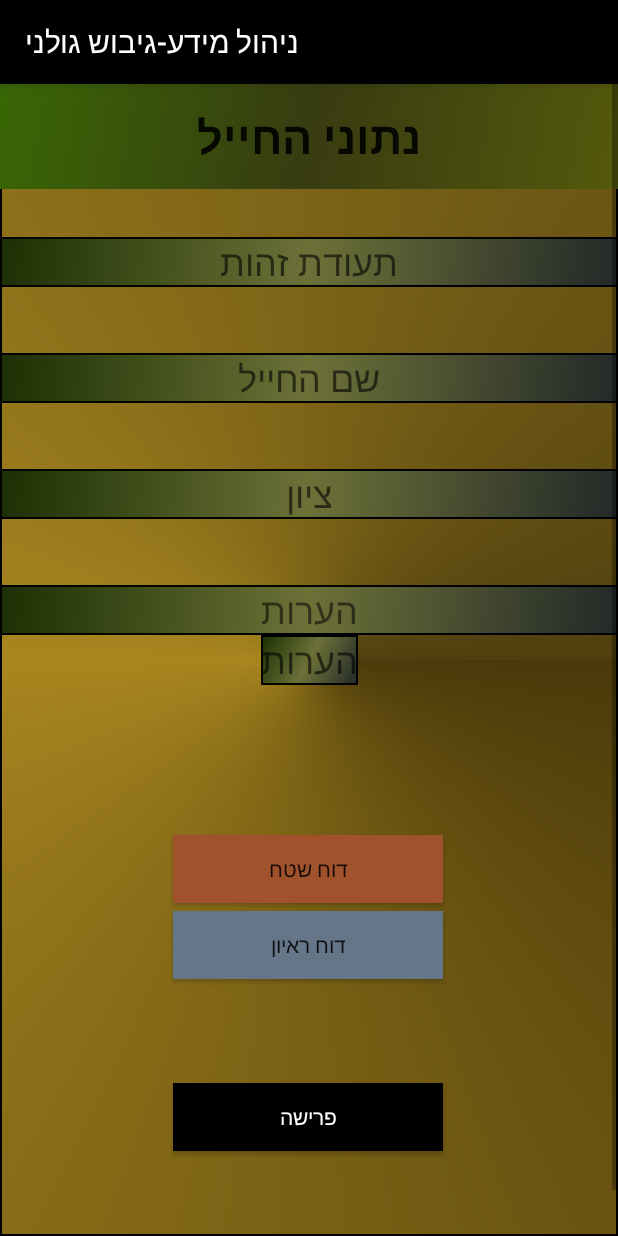
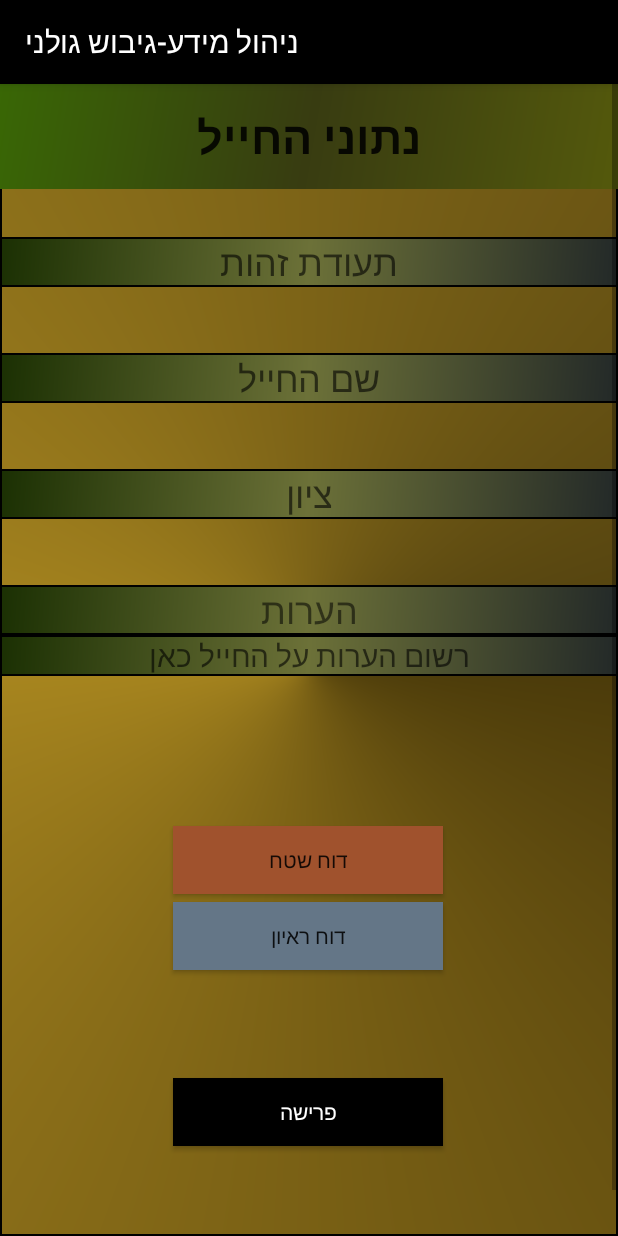
Before and after one commit to shilogav/GolaniFirebase, an Android app: the fragment SoldierDetailsFragment placed in its activity, on a phone screen of 412 x 824 dp. Run offline under Robolectric (Android 15) with nearby library versions, the phone set to English and light mode, and no system bars; our stand-ins replace Firebase (no records; nobody signed in at launch, a user with empty details on screens opened directly), data binding; libraries missing offline, so code that uses them is left out: org.apache.poi; 10 statements that could not run were skipped.

Commit message:
comment for Soldier

```diff
--- a/app/src/main/java/com/shilo/golanimanage/mainactivity/data/Repository.java
+++ b/app/src/main/java/com/shilo/golanimanage/mainactivity/data/Repository.java
@@ -103,4 +103,8 @@ public class Repository {
             }
         }).start();
     }
+
+    public MutableLiveData<String> getComment(Soldier soldier) {
+        return dataSource.getComment(soldier);
+    }
 }
--- a/app/src/main/java/com/shilo/golanimanage/mainactivity/fragments/SoldierDetailsFragment.java
+++ b/app/src/main/java/com/shilo/golanimanage/mainactivity/fragments/SoldierDetailsFragment.java
@@ -1,5 +1,6 @@
 package com.shilo.golanimanage.mainactivity.fragments;
 
+import android.content.Context;
 import android.os.Bundle;
 
 import androidx.annotation.Nullable;
@@ -8,19 +9,25 @@ import androidx.fragment.app.DialogFragment;
 import androidx.fragment.app.Fragment;
 import androidx.fragment.app.FragmentManager;
 import androidx.fragment.app.FragmentTransaction;
+import androidx.lifecycle.MutableLiveData;
+import androidx.lifecycle.Observer;
 import androidx.lifecycle.ViewModelProvider;
 
+import android.text.Editable;
+import android.text.TextWatcher;
 import android.util.Log;
 import android.view.KeyEvent;
 import android.view.LayoutInflater;
 import android.view.View;
 import android.view.ViewGroup;
+import android.view.inputmethod.InputMethodManager;
 import android.widget.Toast;
 
 import com.shilo.golanimanage.R;
 import com.shilo.golanimanage.databinding.FragmentSoldierDetailsBinding;
 import com.shilo.golanimanage.mainactivity.dialog.RetirementDialog;
 import com.shilo.golanimanage.mainactivity.model.Soldier;
+import com.shilo.golanimanage.mainactivity.viewmodel.SoldierListViewModel;
 
 /**
  * A simple {@link Fragment} subclass.
@@ -29,12 +36,15 @@ import com.shilo.golanimanage.mainactivity.model.Soldier;
  */
 public class SoldierDetailsFragment extends Fragment implements RetirementDialog.DialogListener {
 
+    private Fragment fragment = this;
     private SoldierListViewModel viewModel;//also using SoldierListViewModel
     private FragmentSoldierDetailsBinding binding;
     public static final String PLAIN = "plain";
     public static final String INTERVIEW = "interview";
     public static final String REPORT_TYPE = "reportType";
+
     private Soldier soldier;
+    private String tempString;
 
     // TODO: Rename parameter arguments, choose names that match
     // the fragment initialization parameters, e.g. ARG_ITEM_NUMBER
@@ -47,7 +57,10 @@ public class SoldierDetailsFragment extends Fragment implements RetirementDialog
 
     public SoldierDetailsFragment() {
         // Required empty public constructor
+
     }
+
+
 
     /**
      * Use this factory method to create a new instance of
@@ -89,6 +102,34 @@ public class SoldierDetailsFragment extends Fragment implements RetirementDialog
         soldier =(Soldier) getArguments().getSerializable("soldier");
         //update the data binder for soldiers details
         binding.setSoldier(soldier);
+
+        viewModel.getComment(soldier).observe(getViewLifecycleOwner(), new Observer<String>() {
+            @Override
+            public void onChanged(String comment) {
+                // (comment == null) {
+                //    return;
+                //}
+
+            }
+        });
+
+        binding.commentContent.addTextChangedListener(new TextWatcher() {
+            @Override
+            public void beforeTextChanged(CharSequence s, int start, int count, int after) {
+            }
+
+            @Override
+            public void onTextChanged(CharSequence s, int start, int before, int count) {
+            }
+
+            @Override
+            public void afterTextChanged(Editable s) {
+                binding.saveFabComments.show();
+                //soldier.setComment(s.toString());
+            }
+        });
+
+        manageFab();
 
         ///////////////////////////
         //click listeners
@@ -136,7 +177,6 @@ public class SoldierDetailsFragment extends Fragment implements RetirementDialog
         return view;
     }
 
-    Fragment fragment = this;
     private void manageBackKey(View view) {
         //view.setFocusableInTouchMode(true);
         //view.requestFocus();
@@ -194,4 +234,18 @@ public class SoldierDetailsFragment extends Fragment implements RetirementDialog
         dialog.dismiss();
         getParentFragmentManager().popBackStack();
     }
+
+    private void manageFab() {
+
+        binding.saveFabComments.setOnClickListener(new View.OnClickListener() {
+            @Override
+            public void onClick(View v) {
+                InputMethodManager inputManager = (InputMethodManager) getContext().getSystemService(Context.INPUT_METHOD_SERVICE);
+                inputManager.hideSoftInputFromWindow(fragment.getView().getWindowToken(), InputMethodManager.HIDE_NOT_ALWAYS);
+                SoldierListViewModel.getCommentLiveData().setValue(soldier.getComment());
+                viewModel.getComment(soldier);
+                Log.i("SoldierDetailsFragment","Fab click listener -> addTextChangedListener executed");
+            }
+        });
+    }
 }
--- a/app/src/main/java/com/shilo/golanimanage/mainactivity/fragments/SoldierListFragment.java
+++ b/app/src/main/java/com/shilo/golanimanage/mainactivity/fragments/SoldierListFragment.java
@@ -17,9 +17,6 @@ import android.os.Looper;
 import android.util.Log;
 import android.view.KeyEvent;
 import android.view.LayoutInflater;
-import android.view.Menu;
-import android.view.MenuInflater;
-import android.view.MenuItem;
 import android.view.View;
 import android.view.ViewGroup;
 import android.widget.Toast;
@@ -27,9 +24,9 @@ import com.shilo.golanimanage.R;
 import com.shilo.golanimanage.Utility;
 import com.shilo.golanimanage.databinding.FragmentSoldierListBinding;
 import com.shilo.golanimanage.login.LoginActivity;
-import com.shilo.golanimanage.mainactivity.MainActivityV3;
 import com.shilo.golanimanage.mainactivity.adapters.RecyclerAdapter;
 import com.shilo.golanimanage.mainactivity.model.Soldier;
+import com.shilo.golanimanage.mainactivity.viewmodel.SoldierListViewModel;
 import com.shilo.golanimanage.model.LoggedInUser;
 import java.io.Serializable;
 import java.util.List;
--- a/app/src/main/java/com/shilo/golanimanage/mainactivity/model/Soldier.java
+++ b/app/src/main/java/com/shilo/golanimanage/mainactivity/model/Soldier.java
@@ -1,11 +1,15 @@
 package com.shilo.golanimanage.mainactivity.model;
+
+import com.shilo.golanimanage.BR;
 
 import java.io.Serializable;
 import java.util.ArrayList;
 
 import androidx.annotation.Nullable;
+import androidx.databinding.BaseObservable;
+import androidx.databinding.Bindable;
 
-public class Soldier implements Serializable {
+public class Soldier extends BaseObservable implements Serializable  {
     private String id;
     private String name;
     private long rate;//summery rate
@@ -62,12 +66,14 @@ public class Soldier implements Serializable {
         this.rate = rate;
     }
 
+    @Bindable
     public String getComment() {
         return comment;
     }
 
     public void setComment(String comment) {
         this.comment = comment;
+        notifyPropertyChanged(BR.comment);
     }
 
     @Override
--- a/app/src/main/java/com/shilo/golanimanage/mainactivity/fragments/ReportViewModel.java
+++ b/app/src/main/java/com/shilo/golanimanage/mainactivity/viewmodel/ReportViewModel.java
@@ -1,4 +1,4 @@
-package com.shilo.golanimanage.mainactivity.fragments;
+package com.shilo.golanimanage.mainactivity.viewmodel;
 
 import android.util.Log;
 
@@ -12,11 +12,9 @@ import androidx.lifecycle.ViewModel;
 public class ReportViewModel extends ViewModel {
     Repository repository;
     Soldier soldier;
-    private MutableLiveData<Report> reportMutableLiveData;
 
     public ReportViewModel() {
         this.repository = Repository.getInstance();
-
     }
 
     public void setSoldier(Soldier soldier) {
--- a/app/src/main/java/com/shilo/golanimanage/mainactivity/fragments/SoldierListViewModel.java
+++ b/app/src/main/java/com/shilo/golanimanage/mainactivity/viewmodel/SoldierListViewModel.java
@@ -1,4 +1,4 @@
-package com.shilo.golanimanage.mainactivity.fragments;
+package com.shilo.golanimanage.mainactivity.viewmodel;
 
 import android.app.Activity;
 import android.content.res.AssetManager;
@@ -23,7 +23,9 @@ import java.util.ArrayList;
 import java.util.Iterator;
 import java.util.List;
 
+import androidx.lifecycle.LiveData;
 import androidx.lifecycle.MutableLiveData;
+import androidx.lifecycle.Transformations;
 import androidx.lifecycle.ViewModel;
 
 /**
@@ -32,10 +34,20 @@ import androidx.lifecycle.ViewModel;
 public class SoldierListViewModel extends ViewModel {
     private Repository repository;
     private Activity activity;
+    private static MutableLiveData<String> commentLiveData;
+    //public final LiveData<String> transformationComment = Transformations.map(commentLiveData, (re))
 
     public SoldierListViewModel() {
         this.repository = Repository.getInstance();
+        commentLiveData = getCommentLiveData();
         //toCloud();
+    }
+
+    public static MutableLiveData<String> getCommentLiveData() {
+        if (commentLiveData == null) {
+            commentLiveData = new MutableLiveData<>();
+        }
+        return commentLiveData;
     }
 
     public void setActivity(Activity activity) {
@@ -127,4 +139,8 @@ public class SoldierListViewModel extends ViewModel {
     public void deleteSoldier(Soldier soldier, String reason) {
         repository.deleteSoldier(soldier,reason);
     }
+
+    public MutableLiveData<String> getComment(Soldier soldier) {
+        return repository.getComment(soldier);
+    }
 }
--- a/app/src/main/res/layout/fragment_soldier_details.xml
+++ b/app/src/main/res/layout/fragment_soldier_details.xml
@@ -9,6 +9,22 @@
             type="com.shilo.golanimanage.mainactivity.model.Soldier" />
         <import type="android.R.string" />
     </data>
+
+    <FrameLayout
+        android:layout_width="match_parent"
+        android:layout_height="match_parent"
+        android:background="@android:color/transparent"
+        >
+
+        <com.google.android.material.floatingactionbutton.FloatingActionButton
+            android:id="@+id/saveFabComments"
+            android:layout_width="wrap_content"
+            android:layout_height="wrap_content"
+            android:layout_gravity="bottom|end"
+            android:layout_margin="@dimen/fab_margin"
+            android:visibility="invisible"
+            android:src="@android:drawable/ic_menu_save" />
+
 
         <ScrollView
 
@@ -25,11 +41,15 @@
                 android:layout_height="wrap_content"
                 android:stretchColumns="1">
 
+
+
+
                 <androidx.constraintlayout.widget.ConstraintLayout
                     android:layout_width="match_parent"
                     android:layout_height="800dp"
                     android:id="@+id/contentFragmentDetails"
                     android:layout_gravity="">
+
 
                     <TextView
                         android:id="@+id/textView2"
@@ -93,12 +113,11 @@
                         app:layout_constraintTop_toBottomOf="@+id/name" />
 
                     <TextView
-                    android:id="@+id/comment"
+                        android:id="@+id/commentHeader"
                         android:layout_width="match_parent"
                         android:layout_height="wrap_content"
                         android:layout_marginTop="44dp"
-                    android:text="@string/soldier_comment"
-                    android:hint="@string/soldier_comment"
+                        android:text="@string/soldier_comment_header"
                         android:background="@drawable/frame_button_soldier_details"
                         android:textAlignment="center"
                         android:textSize="24sp"
@@ -107,20 +126,20 @@
                         app:layout_constraintStart_toStartOf="parent"
                         app:layout_constraintTop_toBottomOf="@+id/rate" />
 
-                <TextView
-                    android:id="@+id/comment2"
-                    android:layout_width="wrap_content"
+                    <EditText
+                        android:id="@+id/commentContent"
+                        android:layout_width="match_parent"
                         android:layout_height="wrap_content"
                         android:background="@drawable/frame_button_soldier_details"
                         android:hint="@string/soldier_comment"
                         android:textColor="@color/Black"
-                    android:text="@{soldier.comment}"
+                        android:text="@={soldier.comment}"
                         android:textAlignment="center"
-                    android:textSize="24sp"
+                        android:textSize="20sp"
                         app:layout_constraintBottom_toTopOf="@+id/buttonPlain"
                         app:layout_constraintEnd_toEndOf="parent"
                         app:layout_constraintStart_toStartOf="parent"
-                    app:layout_constraintTop_toBottomOf="@+id/comment"
+                        app:layout_constraintTop_toBottomOf="@+id/commentHeader"
                         app:layout_constraintVertical_bias="0.0" />
 
                     <Button
@@ -133,7 +152,7 @@
                         app:layout_constraintEnd_toEndOf="parent"
                         app:layout_constraintHorizontal_bias="0.497"
                         app:layout_constraintStart_toStartOf="parent"
-                    app:layout_constraintTop_toBottomOf="@+id/comment2" />
+                        app:layout_constraintTop_toBottomOf="@+id/commentContent" />
 
                     <Button
                         android:id="@+id/buttonInterview"
@@ -172,5 +191,9 @@
 
         </ScrollView>
 
+    </FrameLayout>
+
+
+
 
 </layout>
--- a/app/src/main/res/values/strings.xml
+++ b/app/src/main/res/values/strings.xml
@@ -20,7 +20,8 @@
     <string name="soldier_id">תעודת זהות</string>
     <string name="soldier_name">שם החייל</string>
     <string name="soldier_rate">ציון</string>
-    <string name="soldier_comment">הערות</string>
+    <string name="soldier_comment_header">הערות</string>
+    <string name="soldier_comment">רשום הערות על החייל כאן</string>
     <string name="report_plain">דו"ח שטח</string>
     <string name="report_interview">דו"ח ראיון</string>
     <string name="report_retirement">פרישה</string>
```
Also changed, not shown: app/src/main/java/com/shilo/golanimanage/mainactivity/data/DataSource.java (+61 -2 lines), app/src/main/java/com/shilo/golanimanage/mainactivity/fragments/ReportFragment.java (+2 -8 lines), app/src/main/java/com/shilo/golanimanage/mainactivity/viewmodel/SoldierDetailsViewModel.java (added, +24 -0 lines). Lines whose indentation alone changed are shown as unchanged.
